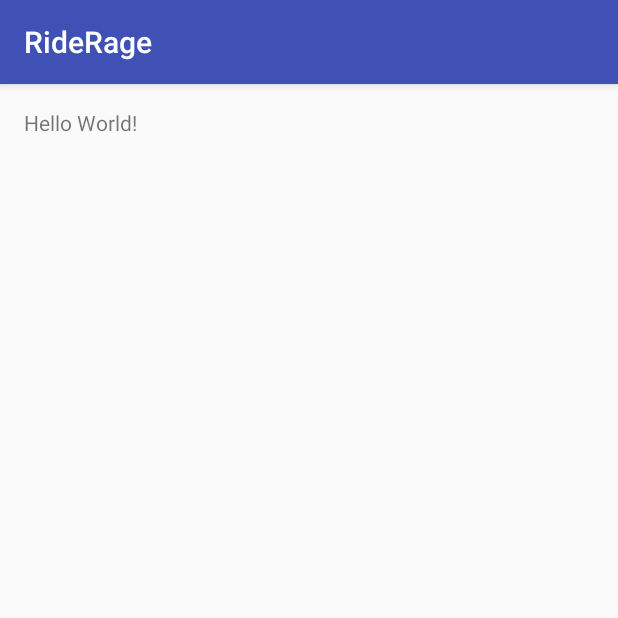
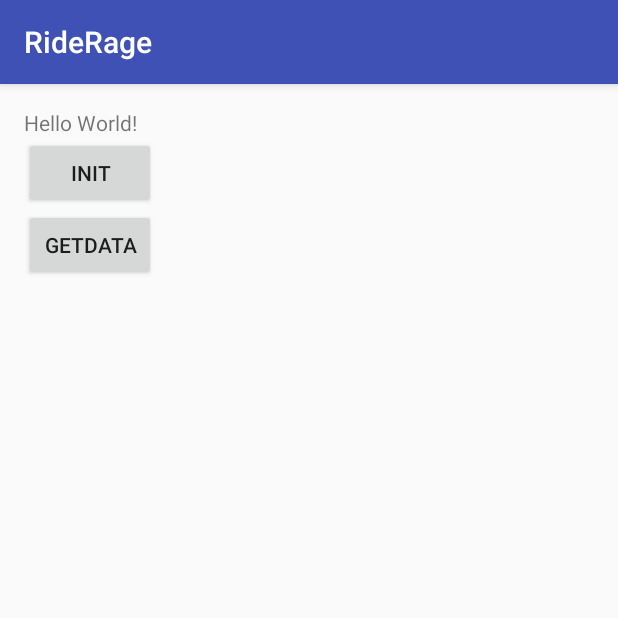
Before and after one commit to harmittaa/ride_rage_android, an Android app: the screen it shows after launch (MainActivity), on a phone screen of 412 x 824 dp, the top half of it. Run offline under Robolectric (Android 15) with nearby library versions, the phone set to English and light mode, and no system bars; libraries missing offline, so code that uses them is left out: com.github.pires.obd.

```diff
--- a/app/build.gradle
+++ b/app/build.gradle
@@ -23,4 +23,5 @@ dependencies {
     compile fileTree(dir: 'libs', include: ['*.jar'])
     testCompile 'junit:junit:4.12'
     compile 'com.android.support:appcompat-v7:23.4.0'
+    compile 'com.github.pires:obd-java-api:1.0-RC16'
 }
--- a/app/src/main/AndroidManifest.xml
+++ b/app/src/main/AndroidManifest.xml
@@ -1,6 +1,8 @@
 <?xml version="1.0" encoding="utf-8"?>
 <manifest xmlns:android="http://schemas.android.com/apk/res/android"
     package="com.example.asus.riderage">
+
+    <uses-permission android:name="android.permission.BLUETOOTH"/>
 
     <application
         android:allowBackup="true"
--- a/app/src/main/java/com/example/asus/riderage/MainActivity.java
+++ b/app/src/main/java/com/example/asus/riderage/MainActivity.java
@@ -1,13 +1,138 @@
 package com.example.asus.riderage;
 
+import android.app.AlertDialog;
+import android.bluetooth.BluetoothAdapter;
+import android.bluetooth.BluetoothDevice;
+import android.bluetooth.BluetoothSocket;
+import android.content.DialogInterface;
 import android.support.v7.app.AppCompatActivity;
 import android.os.Bundle;
+import android.util.Log;
+import android.view.View;
+import android.widget.ArrayAdapter;
+import android.widget.Button;
+
+import com.github.pires.obd.commands.engine.RPMCommand;
+import com.github.pires.obd.commands.protocol.EchoOffCommand;
+import com.github.pires.obd.commands.protocol.LineFeedOffCommand;
+import com.github.pires.obd.commands.protocol.SelectProtocolCommand;
+import com.github.pires.obd.commands.protocol.TimeoutCommand;
+import com.github.pires.obd.commands.temperature.AmbientAirTemperatureCommand;
+import com.github.pires.obd.enums.ObdProtocols;
+
+import java.io.IOException;
+import java.util.ArrayList;
+import java.util.Set;
+import java.util.UUID;
 
 public class MainActivity extends AppCompatActivity {
+    private final String TAG = "MainActivity";
+    Button button, dataButton;
+    BluetoothSocket bluetoothSocket;
+
 
     @Override
     protected void onCreate(Bundle savedInstanceState) {
         super.onCreate(savedInstanceState);
         setContentView(R.layout.activity_main);
+        initBluetooth();
+        button = (Button) findViewById(R.id.testButton);
+        dataButton = (Button) findViewById(R.id.getDataButton);
+        button.setOnClickListener(buttonListener);
+        dataButton.setOnClickListener(dataButtonListener);
+    }
+
+    private View.OnClickListener dataButtonListener = new View.OnClickListener() {
+        @Override
+        public void onClick(View v) {
+            Thread t = new Thread(new TestThread());
+            t.start();
+        }
+    };
+
+    private View.OnClickListener buttonListener = new View.OnClickListener() {
+        @Override
+        public void onClick(View v) {
+            try {
+                new EchoOffCommand().run(bluetoothSocket.getInputStream(), bluetoothSocket.getOutputStream());
+                new LineFeedOffCommand().run(bluetoothSocket.getInputStream(), bluetoothSocket.getOutputStream());
+                new TimeoutCommand(125).run(bluetoothSocket.getInputStream(), bluetoothSocket.getOutputStream());
+                new SelectProtocolCommand(ObdProtocols.AUTO).run(bluetoothSocket.getInputStream(), bluetoothSocket.getOutputStream());
+            } catch (IOException e) {
+                e.printStackTrace();
+            } catch (InterruptedException e) {
+                e.printStackTrace();
+            }
+        }
+    };
+
+    private void initBluetooth() {
+
+        ArrayList deviceStrs = new ArrayList();
+        final ArrayList<BluetoothDevice> devices = new ArrayList();
+
+        final BluetoothAdapter btAdapter = BluetoothAdapter.getDefaultAdapter();
+        Set<BluetoothDevice> pairedDevices = btAdapter.getBondedDevices();
+
+        if (pairedDevices.size() > 0) {
+            for (BluetoothDevice device : pairedDevices) {
+                deviceStrs.add(device.getName() + "\n" + device.getAddress());
+                //Log.e(TAG, "name " + device.getName() + "UUIDs " + device.getUuids()[0] + " size " + device.getUuids().length + " address " + device.getAddress());
+               // devices.add(device.getAddress());
+                devices.add(device);
+            }
+        }
+
+        // show list
+        final AlertDialog.Builder alertDialog = new AlertDialog.Builder(this);
+        ArrayAdapter adapter = new ArrayAdapter(this, android.R.layout.select_dialog_singlechoice,
+                deviceStrs.toArray(new String[deviceStrs.size()]));
+
+        alertDialog.setSingleChoiceItems(adapter, -1, new DialogInterface.OnClickListener() {
+            @Override
+            public void onClick(DialogInterface dialog, int which) {
+                dialog.dismiss();
+                int position = ((AlertDialog) dialog).getListView().getCheckedItemPosition();
+                String deviceAddress = devices.get(position).getAddress();
+                // TODO save deviceAddress
+                Log.e(TAG, "Device address " + deviceAddress);
+                BluetoothDevice device = btAdapter.getRemoteDevice(deviceAddress);
+                UUID uuid = UUID.fromString(devices.get(position).getUuids()[0].toString());
+                try {
+                    bluetoothSocket = device.createInsecureRfcommSocketToServiceRecord(uuid);
+                    bluetoothSocket.connect();
+                } catch (IOException e) {
+                    Log.e(TAG, "Exception creating RfcommSocket", e);
+                }
+            }
+        });
+
+        alertDialog.setTitle("Choose Bluetooth device");
+        alertDialog.show();
+
+    }
+
+    private class TestThread implements Runnable {
+
+        @Override
+        public void run() {
+            RPMCommand rpmCommand = new RPMCommand();
+            while (!Thread.currentThread().isInterrupted())
+            {
+                try {
+                    rpmCommand.run(bluetoothSocket.getInputStream(), bluetoothSocket.getOutputStream());
+                } catch (IOException e) {
+                    e.printStackTrace();
+                } catch (InterruptedException e) {
+                    e.printStackTrace();
+                }
+                // TODO handle commands result
+                Log.e(TAG, "RPM: " + rpmCommand.getFormattedResult());
+                Log.e(TAG, "Speed: " + rpmCommand.getFormattedResult());
+            }
+
+        }
+
+
     }
 }
--- a/app/src/main/res/layout/activity_main.xml
+++ b/app/src/main/res/layout/activity_main.xml
@@ -1,5 +1,5 @@
 <?xml version="1.0" encoding="utf-8"?>
-<RelativeLayout xmlns:android="http://schemas.android.com/apk/res/android"
+<LinearLayout xmlns:android="http://schemas.android.com/apk/res/android"
     xmlns:tools="http://schemas.android.com/tools"
     android:layout_width="match_parent"
     android:layout_height="match_parent"
@@ -7,10 +7,28 @@
     android:paddingLeft="@dimen/activity_horizontal_margin"
     android:paddingRight="@dimen/activity_horizontal_margin"
     android:paddingTop="@dimen/activity_vertical_margin"
+    android:weightSum="10"
+    android:orientation="vertical"
     tools:context="com.example.asus.riderage.MainActivity">
 
+
     <TextView
+        android:id="@+id/dataView"
         android:layout_width="wrap_content"
         android:layout_height="wrap_content"
         android:text="Hello World!" />
-</RelativeLayout>
+
+    <Button
+        android:id="@+id/testButton"
+        android:text="init"
+        android:layout_width="wrap_content"
+        android:layout_height="wrap_content"
+        />
+    <Button
+        android:id="@+id/getDataButton"
+        android:text="getData"
+        android:layout_width="wrap_content"
+        android:layout_height="wrap_content"
+        />
+
+</LinearLayout>
```
